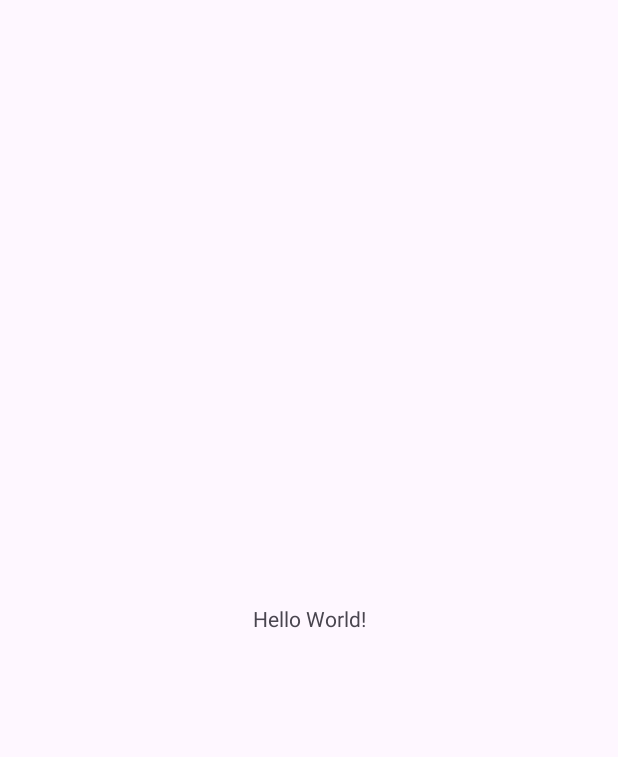
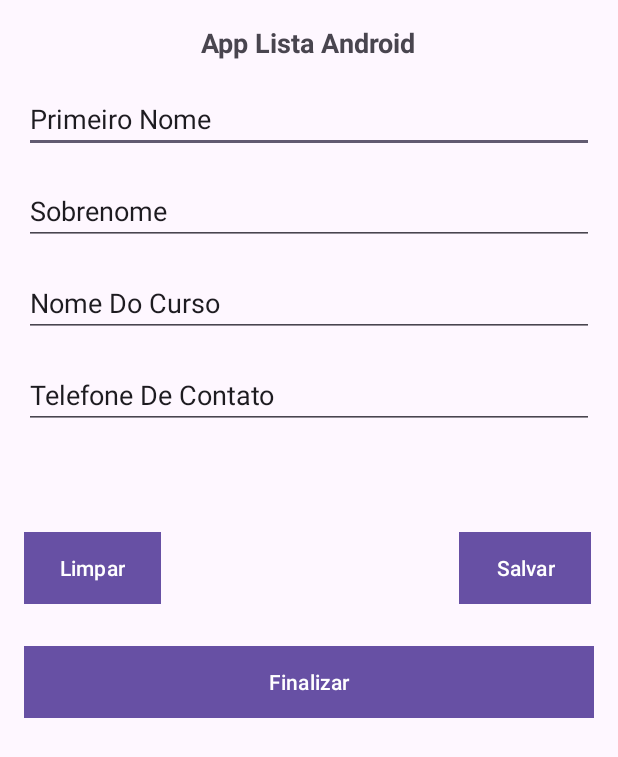
Before and after one commit to KevinAlmd27/DevAndroid, an Android app: the screen it shows after launch (MainActivity), on a phone screen of 412 x 824 dp. Before the commit the part shown is almost empty. Shown: the top 757 px of the screen. Run offline under Robolectric (Android 15) with nearby library versions, the phone set to English and light mode, and no system bars.

Commit message:
Criar layout do Aplicativo

```diff
--- a/AppLista/app/src/main/res/layout/activity_main.xml
+++ b/AppLista/app/src/main/res/layout/activity_main.xml
@@ -8,12 +8,111 @@
     tools:context=".MainActivity">
 
     <TextView
+        android:id="@+id/textView"
         android:layout_width="wrap_content"
         android:layout_height="wrap_content"
-        android:text="Hello World!"
-        app:layout_constraintBottom_toBottomOf="parent"
+        android:layout_marginTop="16dp"
+        android:text="App Lista Android"
+        android:textSize="18sp"
+        android:textStyle="bold"
         app:layout_constraintEnd_toEndOf="parent"
+        app:layout_constraintHorizontal_bias="0.498"
         app:layout_constraintStart_toStartOf="parent"
         app:layout_constraintTop_toTopOf="parent" />
 
+    <EditText
+        android:id="@+id/editTextText"
+        android:layout_width="match_parent"
+        android:layout_height="wrap_content"
+        android:layout_margin="16dp"
+        android:layout_marginTop="96dp"
+        android:hint="Primeiro Nome"
+        android:inputType="text"
+        android:text="Primeiro Nome"
+        app:layout_constraintEnd_toEndOf="parent"
+        app:layout_constraintStart_toStartOf="parent"
+        app:layout_constraintTop_toBottomOf="@+id/textView" />
+
+    <EditText
+        android:id="@+id/editTextText3"
+        android:layout_width="match_parent"
+        android:layout_height="wrap_content"
+        android:layout_margin="16dp"
+        android:ems="10"
+        android:hint="Sobrenome"
+        android:inputType="text"
+        android:text="Sobrenome"
+        app:layout_constraintEnd_toEndOf="parent"
+        app:layout_constraintStart_toStartOf="parent"
+        app:layout_constraintTop_toBottomOf="@+id/editTextText" />
+
+    <EditText
+        android:id="@+id/editTextText4"
+        android:layout_width="match_parent"
+        android:layout_height="wrap_content"
+        android:layout_margin="16dp"
+        android:ems="10"
+        android:hint="Nome do Curso"
+        android:inputType="text"
+        android:text="Nome Do Curso"
+        app:layout_constraintEnd_toEndOf="parent"
+        app:layout_constraintStart_toStartOf="parent"
+        app:layout_constraintTop_toBottomOf="@+id/editTextText3" />
+
+    <EditText
+        android:id="@+id/editTextText5"
+        android:layout_width="match_parent"
+        android:layout_height="wrap_content"
+        android:layout_margin="16dp"
+        android:ems="10"
+        android:hint="Telefone de Contato"
+        android:inputType="text"
+        android:text="Telefone De Contato"
+        app:layout_constraintEnd_toEndOf="parent"
+        app:layout_constraintStart_toStartOf="parent"
+        app:layout_constraintTop_toBottomOf="@+id/editTextText4" />
+
+    <Button
+        android:id="@+id/button"
+        android:layout_width="wrap_content"
+        android:layout_height="wrap_content"
+        android:layout_marginStart="16dp"
+        android:layout_marginBottom="28dp"
+        android:background="@color/CorBotoes"
+        android:text="Limpar"
+        app:layout_constraintBottom_toTopOf="@+id/button3"
+        app:layout_constraintStart_toStartOf="parent"
+        app:layout_constraintTop_toBottomOf="@+id/editTextText5"
+        app:layout_constraintVertical_bias="1.0" />
+
+    <Button
+        android:id="@+id/button2"
+        android:layout_width="wrap_content"
+        android:layout_height="wrap_content"
+        android:layout_marginStart="180dp"
+        android:layout_marginBottom="28dp"
+        android:background="@color/CorBotoes"
+        android:text="Salvar"
+        app:layout_constraintBottom_toTopOf="@+id/button3"
+        app:layout_constraintEnd_toEndOf="parent"
+        app:layout_constraintHorizontal_bias="0.515"
+        app:layout_constraintStart_toEndOf="@+id/button"
+        app:layout_constraintTop_toBottomOf="@+id/editTextText5"
+        app:layout_constraintVertical_bias="1.0" />
+
+    <Button
+        android:id="@+id/button3"
+        android:layout_width="match_parent"
+        android:layout_height="wrap_content"
+        android:layout_margin="16dp"
+        android:layout_marginBottom="328dp"
+        android:background="@color/CorBotoes"
+        android:text="Finalizar"
+        app:layout_constraintBottom_toBottomOf="parent"
+        app:layout_constraintEnd_toEndOf="parent"
+        app:layout_constraintHorizontal_bias="0.0"
+        app:layout_constraintStart_toStartOf="parent"
+        app:layout_constraintTop_toBottomOf="@+id/editTextText5"
+        app:layout_constraintVertical_bias="0.281" />
+
 </androidx.constraintlayout.widget.ConstraintLayout>
--- a/AppLista/app/src/main/res/values/colors.xml
+++ b/AppLista/app/src/main/res/values/colors.xml
@@ -2,4 +2,6 @@
 <resources>
     <color name="black">#FF000000</color>
     <color name="white">#FFFFFFFF</color>
+    <color name="CorBotoes">#03A9F4</color>
+
 </resources>
```
Also changed, not shown: 2 other files.
